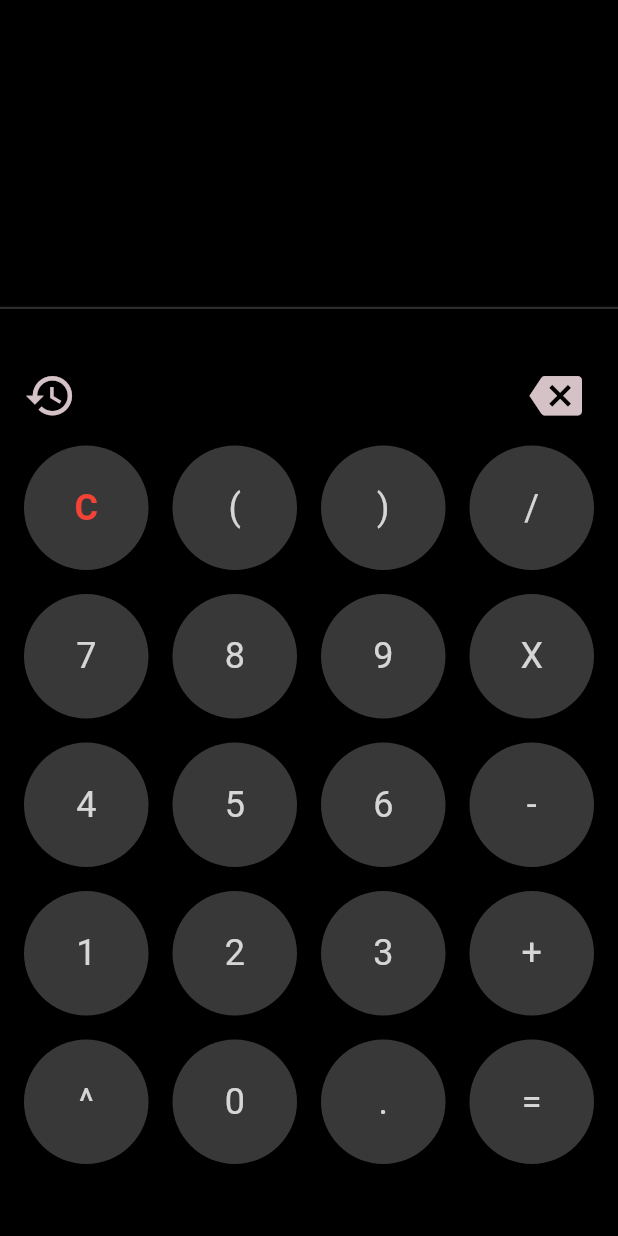
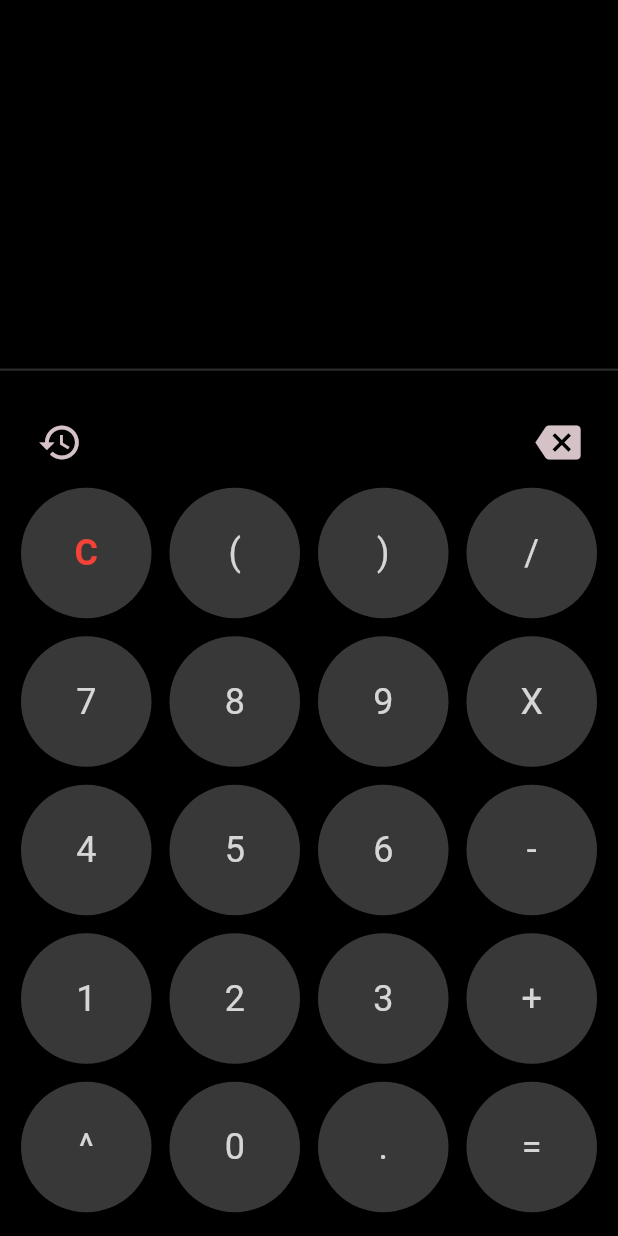
Before and after one commit to CrazyRikin/calculator, a Flutter app: the screen it shows after launch, on a phone screen of 412 x 824 dp. Run offline on Flutter 3.47's test engine with Material 3 defaults, Android fonts, the phone set to English and light mode, and no system bars; missing offline and left inert: function_tree.

Commit message:
fix: placment adjusted

```diff
--- a/lib/pages/history_page.dart
+++ b/lib/pages/history_page.dart
@@ -93,7 +93,7 @@ class _HistoryState extends State<History> {
     return Padding(
       padding: const EdgeInsets.all(24),
       child: Container(
-          color: const Color.fromARGB(255, 10, 10, 10),
+          color: const Color.fromARGB(255, 0, 0, 0),
           height: MediaQuery.of(context).size.height * 0.7,
           width: MediaQuery.of(context).size.width * 0.9,
           child: content),
--- a/lib/pages/home_page.dart
+++ b/lib/pages/home_page.dart
@@ -57,7 +57,7 @@ class _HomePageState extends State<HomePage> {
           children: [
             Container(
               width: MediaQuery.of(context).size.width,
-              height: (screenHeight * 0.25) -
+              height: (screenHeight * 0.3) -
                   1, //-1 for divider if not -1 then screen overflow
               color: Colors.black,
               child: Padding(
@@ -83,9 +83,9 @@ class _HomePageState extends State<HomePage> {
                 thickness: 1.5,
                 color: Color.fromARGB(255, 44, 44, 44)),
             Container(
-              padding: const EdgeInsets.all(8),
+              padding: const EdgeInsets.symmetric(horizontal: 8),
               color: Colors.black,
-              height: screenHeight * 0.75,
+              height: screenHeight * 0.7,
               child: Column(
                 crossAxisAlignment: CrossAxisAlignment.end,
                 children: [
@@ -93,7 +93,7 @@ class _HomePageState extends State<HomePage> {
                     mainAxisAlignment: MainAxisAlignment.spaceBetween,
                     children: [
                       Padding(
-                        padding: const EdgeInsets.only(right: 8.0, top: 24),
+                        padding: const EdgeInsets.only(left: 8.0, top: 24),
                         child: IconButton(
                             onPressed: () {
                               showBottomSheet(
@@ -107,7 +107,10 @@ class _HomePageState extends State<HomePage> {
                                 builder: (context) => const History(),
                               );
                             },
-                            icon: const Icon(Icons.history)),
+                            icon: const Icon(
+                              Icons.history,
+                              size: 30,
+                            )),
                       ),
                       Padding(
                         padding: const EdgeInsets.only(right: 8.0, top: 24),
@@ -118,7 +121,10 @@ class _HomePageState extends State<HomePage> {
                                     0, displayText.length - 1);
                               });
                             },
-                            icon: const Icon(Icons.backspace)),
+                            icon: const Icon(
+                              Icons.backspace,
+                              size: 30,
+                            )),
                       ),
                     ],
                   ),
--- a/lib/utils/buttons/text_button.dart
+++ b/lib/utils/buttons/text_button.dart
@@ -9,7 +9,7 @@ class CustomTextButton extends StatelessWidget {
   @override
   Widget build(BuildContext context) {
     return Padding(
-      padding: const EdgeInsets.all(8.0),
+      padding: const EdgeInsets.all(6),
       child: TextButton(
           onPressed: () {
             onpressed();
```
